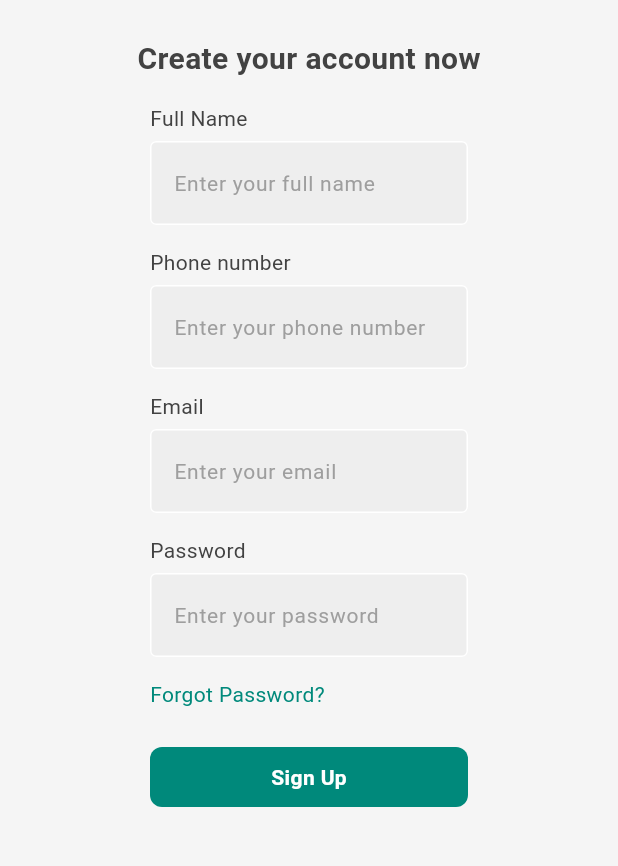
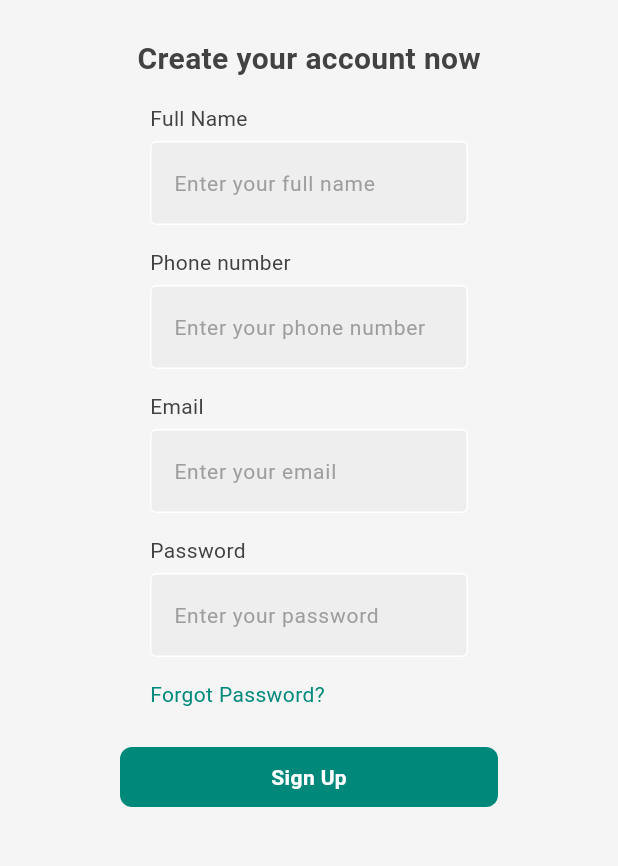
Before and after one commit to Gimhanfdo/ProGear-Mobile-App, a Flutter app: the RegisterScreen screen opened directly, on a phone screen of 412 x 824 dp, the part 126-992 px from its top. Run offline on Flutter 3.47's test engine with Material 3 defaults, Android fonts, the phone set to English and light mode, and no system bars; our stand-ins replace cached_network_image; network calls fail.

Commit message:
add onTap parameter

```diff
--- a/lib/screens/shared/button.dart
+++ b/lib/screens/shared/button.dart
@@ -4,12 +4,14 @@ class CustomButton extends StatelessWidget {
   final Color buttonColor;
   final String buttonText;
   final String? iconPath;
+  final VoidCallback? onTap;
 
   const CustomButton({
     super.key,
     required this.buttonText,
     required this.buttonColor,
     this.iconPath,
+    this.onTap,
   });
 
   @override
@@ -25,9 +27,9 @@ class CustomButton extends StatelessWidget {
     }
 
     return GestureDetector(
-      onTap: () {},
+      onTap: onTap,
       child: Padding(
-        padding: const EdgeInsets.symmetric(horizontal: 100),
+        padding: const EdgeInsets.symmetric(horizontal: 80),
         child: Container(
           padding: const EdgeInsets.fromLTRB(25, 10, 25, 10),
           decoration: BoxDecoration(
```
